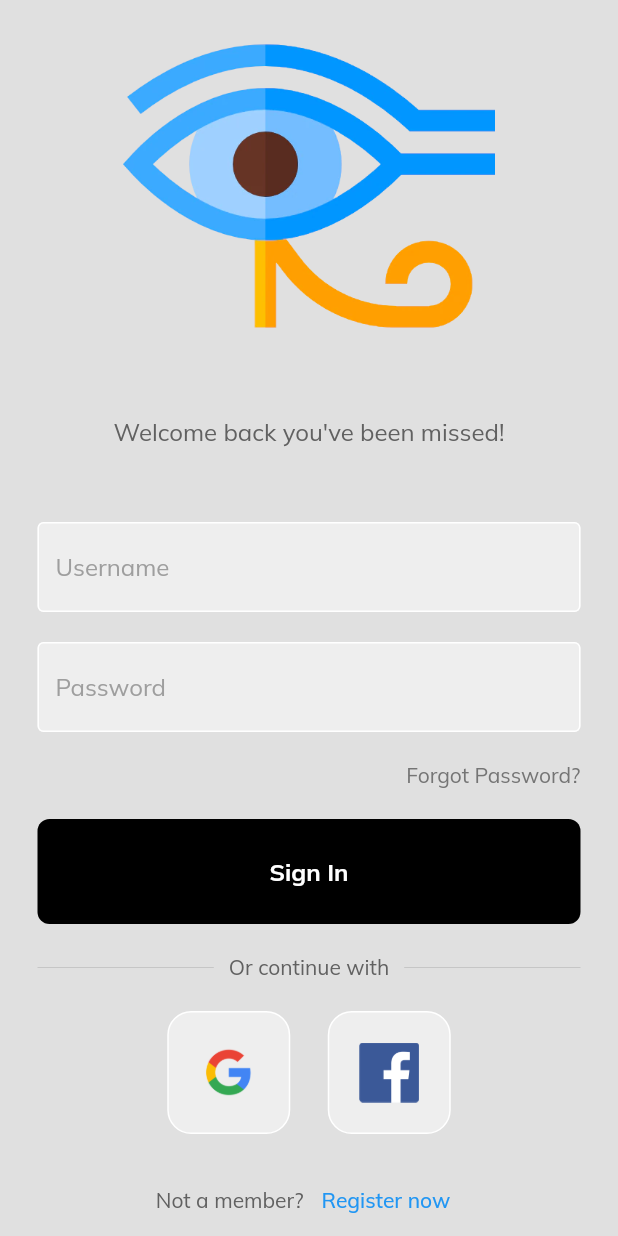
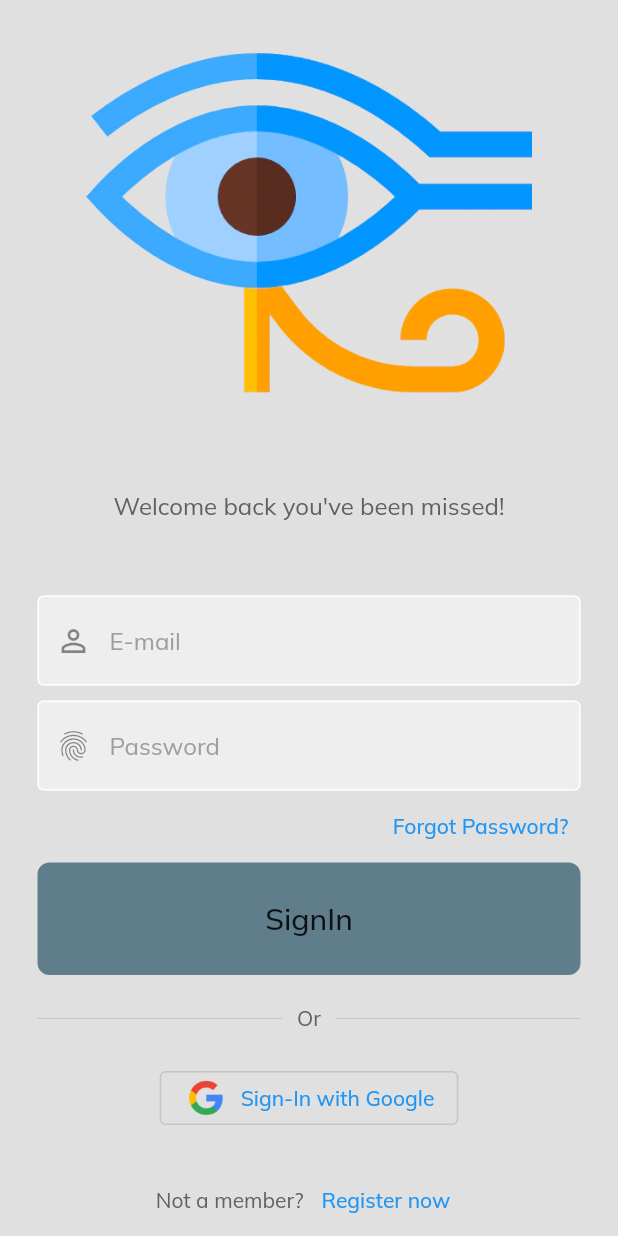
Before and after one commit to beshoy27/EgyptEye, a Flutter app: the Signin screen opened directly, on a phone screen of 412 x 824 dp. Run offline on Flutter 3.47's test engine with Material 2 defaults, Android fonts, the light colour scheme and no system bars; our stand-ins replace flutter_otp_text_field, go_router, google_fonts, google_maps_flutter, ionicons.

Commit message:
changesforgot pw

```diff
--- a/lib/main.dart
+++ b/lib/main.dart
@@ -1,6 +1,9 @@
 import 'package:egypt_eye/view/HomeScreen.dart';
 import 'package:egypt_eye/view/editprofile.dart';
+import 'package:egypt_eye/view/forgetpasswordMail.dart';
+import 'package:egypt_eye/view/forgetpasswordPhon.dart';
 import 'package:egypt_eye/view/map.dart';
+import 'package:egypt_eye/view/otp_screen.dart';
 import 'package:egypt_eye/view/profile.dart';
 import 'package:egypt_eye/view/settings.dart';
 import 'package:egypt_eye/view/welcome_page_dart.dart';
@@ -43,7 +46,7 @@ class MyApp extends StatelessWidget {
         GoRoute(
           path: 'path2',
           builder: (BuildContext context, GoRouterState state) =>
-              const HomeScreen(),
+               Signin(),
         ),
         GoRoute(
           path: 'path3',
@@ -64,7 +67,25 @@ class MyApp extends StatelessWidget {
           path: 'path5',
           builder: (BuildContext context, GoRouterState state) =>
               const ProfilePage(),
-        )
+        ),
+        GoRoute(
+          path: 'path6',
+          builder: (BuildContext context, GoRouterState state) =>
+               ForgetPasswordMailScreen(),
+        ),
+        GoRoute(
+          path: 'path7',
+          builder: (BuildContext context, GoRouterState state) =>
+            const OTPScreen(),
+        ),
+        GoRoute(
+          path: 'path8',
+          builder: (BuildContext context, GoRouterState state) =>
+             ForgetPasswordPhoneScreen(),
+        ),
+
+
+
       ],
       path: '/',
       builder: (BuildContext context, GoRouterState state) => WelcomePage(),
--- a/lib/models/my_button.dart
+++ b/lib/models/my_button.dart
@@ -2,8 +2,9 @@ import 'package:flutter/material.dart';
 
 class MyButton extends StatelessWidget {
   final Function()? onTap;
+  final String title;
 
-  const MyButton({super.key, required this.onTap});
+  const MyButton({super.key, required this.onTap, required this.title});
 
   @override
   Widget build(BuildContext context) {
@@ -13,20 +14,14 @@ class MyButton extends StatelessWidget {
         padding: const EdgeInsets.all(25),
         margin: const EdgeInsets.symmetric(horizontal: 25),
         decoration: BoxDecoration(
-          color: Colors.black,
+          color: Colors.blueGrey,
           borderRadius: BorderRadius.circular(8),
         ),
-        child: const Center(
-          child: Text(
-            "Sign In",
-            style: TextStyle(
-              color: Colors.white,
-              fontWeight: FontWeight.bold,
-              fontSize: 16,
-            ),
+        child:  Center(
+             child:Text(title,style: Theme.of(context).textTheme.headline6,selectionColor: Colors.white,),
+
           ),
         ),
-      ),
     );
   }
 }
--- a/lib/models/my_textfield.dart
+++ b/lib/models/my_textfield.dart
@@ -5,12 +5,14 @@ class MyTextField extends StatelessWidget {
   final controller;
   final String hintText;
   final bool obscureText;
+  final prefixIcon;
 
   const MyTextField({
     super.key,
     required this.controller,
     required this.hintText,
     required this.obscureText,
+    required this.prefixIcon,
   });
 
   @override
@@ -21,6 +23,7 @@ class MyTextField extends StatelessWidget {
         controller: controller,
         obscureText: obscureText,
         decoration: InputDecoration(
+          prefixIcon: prefixIcon,
             enabledBorder: const OutlineInputBorder(
               borderSide: BorderSide(color: Colors.white),
             ),
@@ -30,7 +33,8 @@ class MyTextField extends StatelessWidget {
             fillColor: Colors.grey.shade200,
             filled: true,
             hintText: hintText,
-            hintStyle: TextStyle(color: Colors.grey[500])),
+            hintStyle: TextStyle(color: Colors.grey[500]),
+            ),
       ),
     );
   }
--- a/lib/view/signin.dart
+++ b/lib/view/signin.dart
@@ -1,6 +1,9 @@
+import 'package:egypt_eye/main.dart';
+import 'package:egypt_eye/models/forgetpassbutton.dart';
 import 'package:egypt_eye/models/my_button.dart';
 import 'package:egypt_eye/models/my_textfield.dart';
 import 'package:egypt_eye/models/square_title.dart';
+import 'package:egypt_eye/viewModels/fbbottomsheet.dart';
 import 'package:flutter/material.dart';
 import 'package:go_router/go_router.dart';
 
@@ -37,20 +40,22 @@ class Signin extends StatelessWidget {
               // username textfield
               MyTextField(
                 controller: usernameController,
-                hintText: 'Username',
+                hintText: 'E-mail',
                 obscureText: false,
+                prefixIcon: const Icon(Icons.person_outline_outlined),
               ),
 
-              const SizedBox(height: 20),
+              const SizedBox(height: 10),
 
               // password textfield
               MyTextField(
                 controller: passwordController,
                 hintText: 'Password',
                 obscureText: true,
+                prefixIcon: const Icon(Icons.fingerprint),
+
               ),
 
-              const SizedBox(height: 20),
 
               // forgot password?
               Padding(
@@ -58,18 +63,19 @@ class Signin extends StatelessWidget {
                 child: Row(
                   mainAxisAlignment: MainAxisAlignment.end,
                   children: [
-                    Text(
-                      'Forgot Password?',
-                      style: TextStyle(color: Colors.grey[600]),
+                    TextButton(
+                      onPressed: () {
+                        FPbottomsheet(context);
+                      },
+                      child: Text('Forgot Password?'),
                     ),
                   ],
                 ),
               ),
 
-              const SizedBox(height: 20),
 
               // sign in button
-              MyButton(onTap: () => context.go('/path2')
+              MyButton(onTap: () => context.go('/path3'), title: 'SignIn',
 
                   //signinViewModel.signUserIn(),
                   ),
@@ -90,7 +96,7 @@ class Signin extends StatelessWidget {
                     Padding(
                       padding: const EdgeInsets.symmetric(horizontal: 10.0),
                       child: Text(
-                        'Or continue with',
+                        'Or',
                         style: TextStyle(color: Colors.grey[700]),
                       ),
                     ),
@@ -106,21 +112,20 @@ class Signin extends StatelessWidget {
 
               const SizedBox(height: 20),
 
-              // google + apple sign in buttons
+              // google login
               Row(
                 mainAxisAlignment: MainAxisAlignment.center,
-                children: const [
+                children:  [
                   // google button
-                  SquareTile(
-                    imagePath: 'assets/google.png',
-                  ),
+                  OutlinedButton.icon(
+                    icon: const Image(image: AssetImage('assets/google.png'),width: 30.0,),
+                    onPressed: () {},
+                  label:Text('Sign-In with Google')
 
-                  SizedBox(width: 25),
+                  )
 
-                  // apple button
-                  SquareTile(
-                    imagePath: 'assets/facebook.png',
-                  )
+
+
                 ],
               ),
 
@@ -146,4 +151,5 @@ class Signin extends StatelessWidget {
       ),
     );
   }
+
 }
--- a/lib/view/welcome_page_dart.dart
+++ b/lib/view/welcome_page_dart.dart
@@ -41,7 +41,7 @@ class WelcomePage extends StatelessWidget {
                 padding: const EdgeInsets.only(bottom: 30),
                 child: SizedBox(
                   width: double.maxFinite,
-                  child: GetStartedButton(onTap: () => context.go('/path3')
+                  child: GetStartedButton(onTap: () => context.go('/path2')
                       //signinViewModel.signUserIn(),
                       ),
                 ),
--- a/pubspec.yaml
+++ b/pubspec.yaml
@@ -42,6 +42,9 @@ dependencies:
   google_sign_in: ^5.4.3
   google_fonts: ^3.0.1
   ionicons: ^0.2.2
+  flutter_otp_text_field: ^1.1.1
+  otp_text_field: ^1.1.3
+
 
 
 
```
Also changed, not shown: lib/models/forgetpassbutton.dart (added, +41 -0 lines), lib/view/forgetpasswordMail.dart (added, +78 -0 lines), lib/view/forgetpasswordPhon.dart (added, +59 -0 lines), lib/view/otp_screen.dart (added, +42 -0 lines), lib/viewModels/fbbottomsheet.dart (added, +33 -0 lines), lib/view/forgetpassword.dart (deleted), pubspec.lock.
